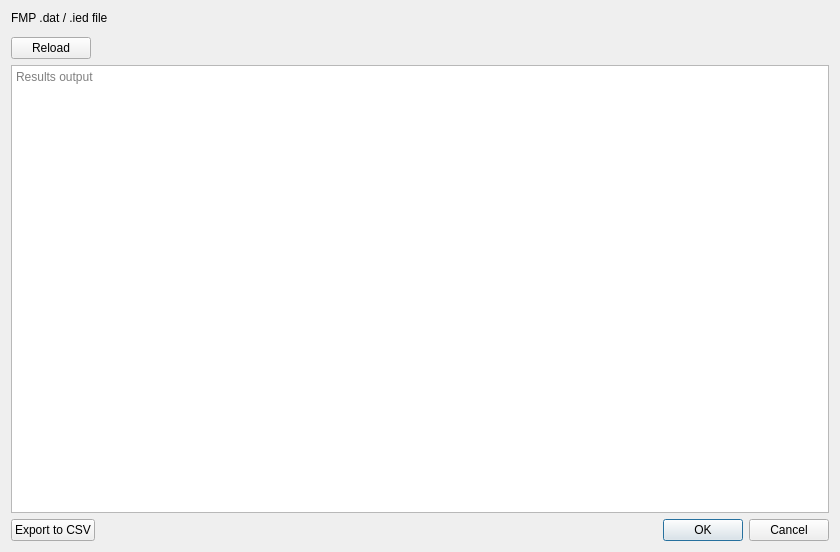
Before: the Qt Designer form mod_check/forms/ui_fmprefh_check_dialog.ui in duncan-r/ModCheck, drawn with Qt 5.
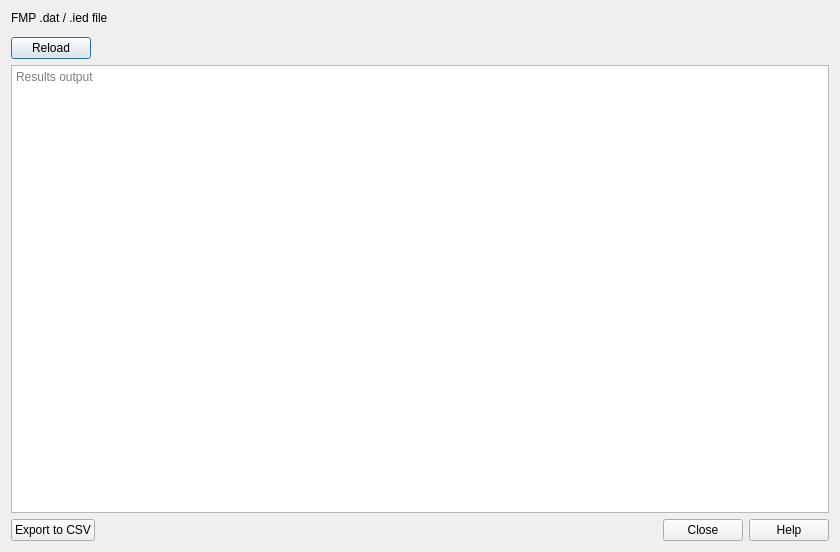
After: the same form once the commit is applied. Custom widgets are drawn as their Qt base class.

Commit message: Tweaked update to Dialog base class setup.

```diff
--- a/mod_check/forms/ui_fmprefh_check_dialog.ui
+++ b/mod_check/forms/ui_fmprefh_check_dialog.ui
@@ -93,7 +93,7 @@
         <enum>Qt::Horizontal</enum>
        </property>
        <property name="standardButtons">
-        <set>QDialogButtonBox::Cancel|QDialogButtonBox::Ok</set>
+        <set>QDialogButtonBox::Close|QDialogButtonBox::Help</set>
        </property>
       </widget>
      </item>
```
The commit also changes 9 other files.
